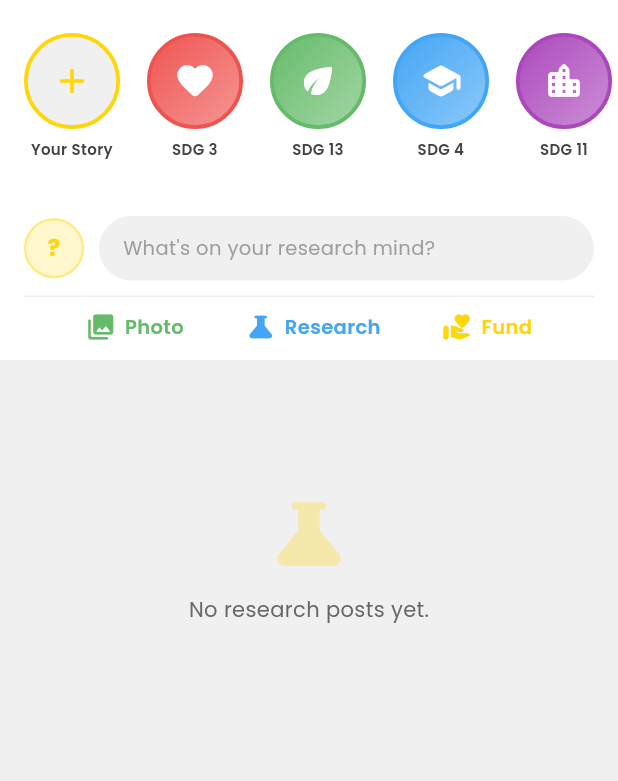
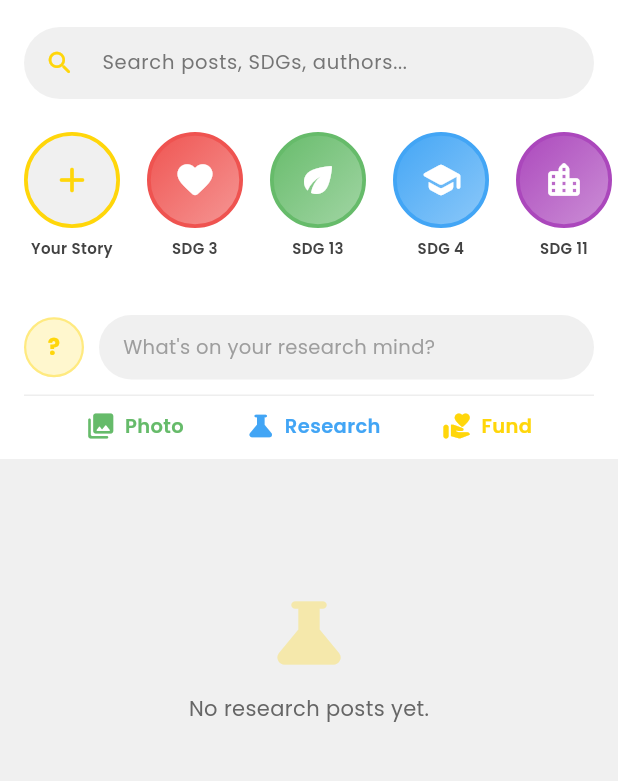
Before and after one commit to ChadBojelador/Alitaptap, a Flutter app: the ExpoFeedPage screen opened directly, on a phone screen of 412 x 824 dp, the part 69-850 px from its top. Run offline on Flutter 3.47's test engine with Material 3 defaults, Android fonts, the phone set to English and light mode, and no system bars; our stand-ins replace cloud_firestore, firebase_auth, firebase_core, geolocator, google_fonts, image_picker and 2 more; missing offline and left inert: maplibre_gl; accounts and stored records are empty; network calls fail.

Commit message:
feat: add expo feed search bar filtering
Add a search bar below the Expo header to quickly filter posts by title, abstract, problem, SDG tags, and author while preserving the existing feed layout.

Made-with: Cursor

```diff
--- a/apps/mobile_flutter/lib/features/expo/presentation/expo_feed_page.dart
+++ b/apps/mobile_flutter/lib/features/expo/presentation/expo_feed_page.dart
@@ -19,8 +19,10 @@ class ExpoFeedPage extends StatefulWidget {
 
 class _ExpoFeedPageState extends State<ExpoFeedPage> {
   final _api = ApiService();
+  final _searchController = TextEditingController();
   List<ResearchPost> _posts = [];
   bool _loading = true;
+  String _searchQuery = '';
 
   static const _yellow = Color(0xFFFFD60A);
 
@@ -28,6 +30,12 @@ class _ExpoFeedPageState extends State<ExpoFeedPage> {
   void initState() {
     super.initState();
     _load();
+  }
+
+  @override
+  void dispose() {
+    _searchController.dispose();
+    super.dispose();
   }
 
   Future<void> _load() async {
@@ -59,6 +67,7 @@ class _ExpoFeedPageState extends State<ExpoFeedPage> {
     final uid = FirebaseAuth.instance.currentUser?.uid ?? '';
     final email = FirebaseAuth.instance.currentUser?.email ?? '';
     final bg = isDark ? const Color(0xFF0D0D0D) : const Color(0xFFF0F0F0);
+    final filteredPosts = _posts.where(_matchesSearch).toList();
 
     return Scaffold(
       backgroundColor: bg,
@@ -120,6 +129,17 @@ class _ExpoFeedPageState extends State<ExpoFeedPage> {
                 ],
               ),
             ),
+            _SearchBar(
+              isDark: isDark,
+              controller: _searchController,
+              onChanged: (value) => setState(() {
+                _searchQuery = value.trim().toLowerCase();
+              }),
+              onClear: () {
+                _searchController.clear();
+                setState(() => _searchQuery = '');
+              },
+            ),
 
             Expanded(
               child: RefreshIndicator(
@@ -155,8 +175,10 @@ class _ExpoFeedPageState extends State<ExpoFeedPage> {
                       )
                     else if (_posts.isEmpty)
                       _EmptyFeed(isDark: isDark)
+                    else if (filteredPosts.isEmpty)
+                      _EmptySearchResults(isDark: isDark)
                     else
-                      ..._posts.map((post) => _PostCard(
+                      ...filteredPosts.map((post) => _PostCard(
                             post: post,
                             currentUid: uid,
                             isDark: isDark,
@@ -195,6 +217,73 @@ class _ExpoFeedPageState extends State<ExpoFeedPage> {
         text: '${post.title}\n\n${post.abstract}'));
     ScaffoldMessenger.of(context).showSnackBar(
       const SnackBar(content: Text('Post link copied to clipboard!')),
+    );
+  }
+
+  bool _matchesSearch(ResearchPost post) {
+    if (_searchQuery.isEmpty) return true;
+    final haystack = [
+      post.title,
+      post.abstract,
+      post.problemSolved,
+      post.authorEmail,
+      ...post.sdgTags,
+    ].join(' ').toLowerCase();
+    return haystack.contains(_searchQuery);
+  }
+}
+
+class _SearchBar extends StatelessWidget {
+  const _SearchBar({
+    required this.isDark,
+    required this.controller,
+    required this.onChanged,
+    required this.onClear,
+  });
+
+  final bool isDark;
+  final TextEditingController controller;
+  final ValueChanged<String> onChanged;
+  final VoidCallback onClear;
+  static const _yellow = Color(0xFFFFD60A);
+
+  @override
+  Widget build(BuildContext context) {
+    return Container(
+      color: isDark ? const Color(0xFF1A1A1A) : Colors.white,
+      padding: const EdgeInsets.fromLTRB(16, 8, 16, 10),
+      child: TextField(
+        controller: controller,
+        onChanged: onChanged,
+        style: GoogleFonts.poppins(
+          fontSize: 13,
+          color: isDark ? const Color(0xFFF0F0F0) : const Color(0xFF1A1A1A),
+        ),
+        decoration: InputDecoration(
+          hintText: 'Search posts, SDGs, authors...',
+          hintStyle: GoogleFonts.poppins(
+            fontSize: 13,
+            color: isDark ? const Color(0xFF9E9E9E) : const Color(0xFF757575),
+          ),
+          prefixIcon: Icon(Icons.search_rounded, color: _yellow, size: 20),
+          suffixIcon: controller.text.isEmpty
+              ? null
+              : IconButton(
+                  onPressed: onClear,
+                  icon: const Icon(Icons.close_rounded, size: 18),
+                  color: isDark
+                      ? const Color(0xFF9E9E9E)
+                      : const Color(0xFF757575),
+                ),
+          filled: true,
+          fillColor: isDark ? const Color(0xFF2A2A2A) : const Color(0xFFF0F0F0),
+          contentPadding: const EdgeInsets.symmetric(horizontal: 14, vertical: 12),
+          border: OutlineInputBorder(
+            borderRadius: BorderRadius.circular(26),
+            borderSide: BorderSide.none,
+          ),
+        ),
+      ),
     );
   }
 }
@@ -862,3 +951,35 @@ class _EmptyFeed extends StatelessWidget {
     );
   }
 }
+
+class _EmptySearchResults extends StatelessWidget {
+  const _EmptySearchResults({required this.isDark});
+  final bool isDark;
+
+  @override
+  Widget build(BuildContext context) {
+    return Padding(
+      padding: const EdgeInsets.only(top: 60),
+      child: Center(
+        child: Column(
+          mainAxisSize: MainAxisSize.min,
+          children: [
+            Icon(
+              Icons.search_off_rounded,
+              size: 48,
+              color: const Color(0xFFFFD60A).withValues(alpha: 0.3),
+            ),
+            const SizedBox(height: 10),
+            Text(
+              'No posts match your search.',
+              style: GoogleFonts.poppins(
+                color: isDark ? const Color(0xFF9E9E9E) : const Color(0xFF666666),
+                fontSize: 13,
+              ),
+            ),
+          ],
+        ),
+      ),
+    );
+  }
+}
```
